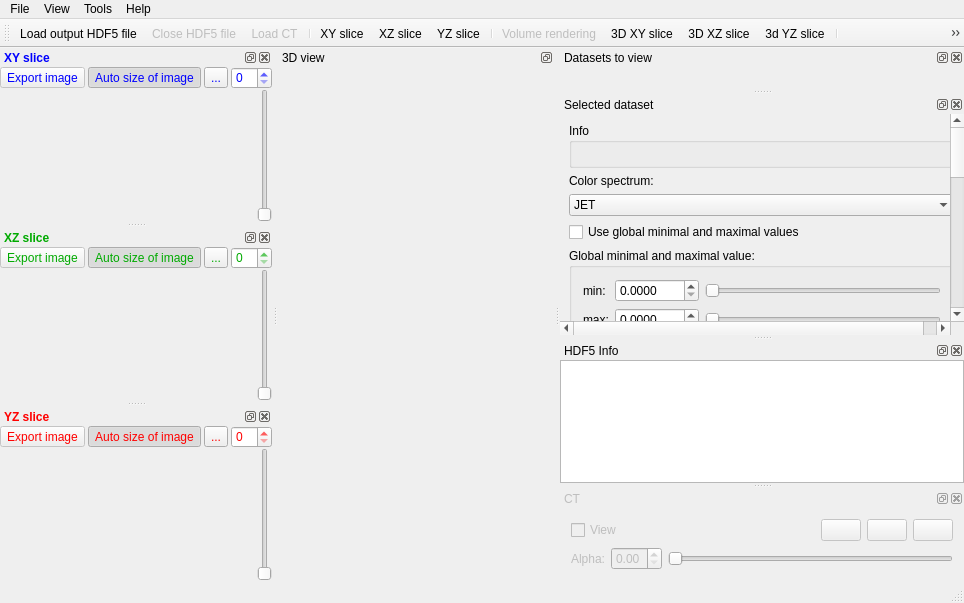
This is gui/gui/mainwindow.ui in klepo/Visualisation-of-the-outputs-of-k-Wave-ultrasound-simulations as Qt 5 draws it before an edit. The edited form follows.
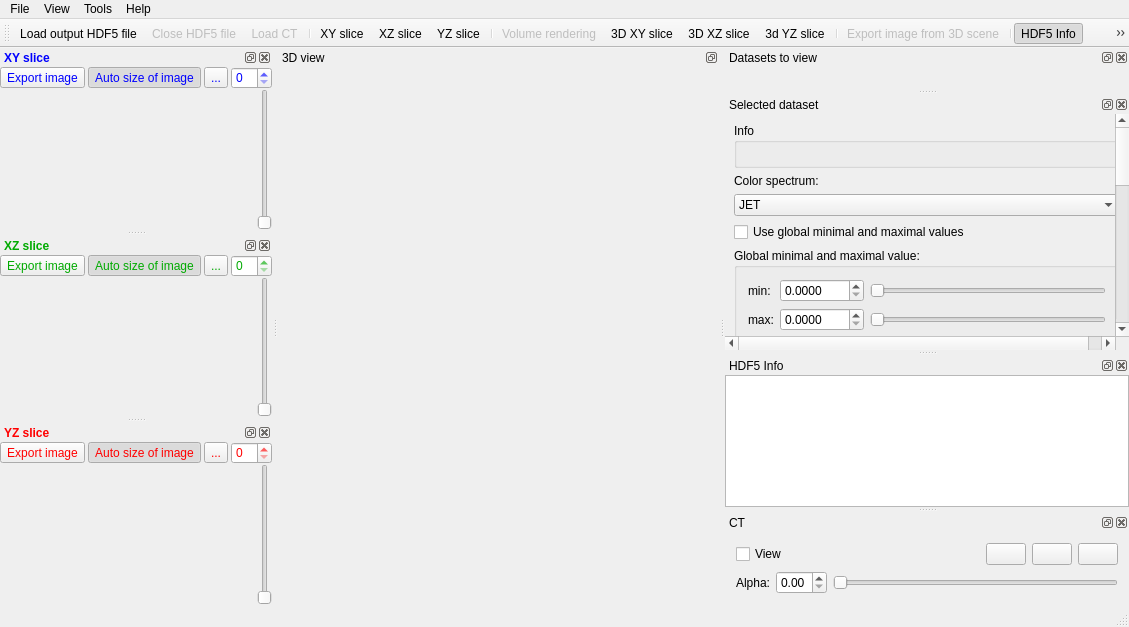
This is the edited form. Icons and pictures are not drawn. Custom widgets are drawn as their Qt base class.

```diff
--- a/gui/gui/mainwindow.ui
+++ b/gui/gui/mainwindow.ui
@@ -6,8 +6,8 @@
    <rect>
     <x>0</x>
     <y>0</y>
-    <width>964</width>
-    <height>603</height>
+    <width>1129</width>
+    <height>627</height>
    </rect>
   </property>
   <property name="windowTitle">
@@ -64,7 +64,23 @@
        <string>3D view</string>
       </property>
       <widget class="QWidget" name="dockWidgetContents3D">
-       <layout class="QVBoxLayout" name="verticalLayout_2"/>
+       <layout class="QVBoxLayout" name="verticalLayout_2">
+        <property name="spacing">
+         <number>0</number>
+        </property>
+        <property name="leftMargin">
+         <number>0</number>
+        </property>
+        <property name="topMargin">
+         <number>0</number>
+        </property>
+        <property name="rightMargin">
+         <number>0</number>
+        </property>
+        <property name="bottomMargin">
+         <number>0</number>
+        </property>
+       </layout>
       </widget>
      </widget>
     </item>
@@ -108,7 +124,7 @@
     <rect>
      <x>0</x>
      <y>0</y>
-     <width>964</width>
+     <width>1129</width>
      <height>21</height>
     </rect>
    </property>
@@ -238,7 +254,7 @@
         <property name="geometry">
          <rect>
           <x>0</x>
-          <y>-164</y>
+          <y>0</y>
           <width>383</width>
           <height>632</height>
          </rect>
@@ -435,17 +451,7 @@
            <property name="checkable">
             <bool>false</bool>
            </property>
-           <layout class="QGridLayout" name="gridLayout_3">
-            <item row="2" column="0">
-             <widget class="QLabel" name="labelGlobalMax">
-              <property name="text">
-               <string>max:</string>
-              </property>
-              <property name="buddy">
-               <cstring>doubleSpinBoxMaxGlobal</cstring>
-              </property>
-             </widget>
-            </item>
+           <layout class="QGridLayout" name="gridLayout">
             <item row="0" column="0">
              <widget class="QLabel" name="labelGlobalMin">
               <property name="text">
@@ -466,16 +472,6 @@
               </property>
              </widget>
             </item>
-            <item row="2" column="1">
-             <widget class="QDoubleSpinBoxTS" name="doubleSpinBoxMaxGlobal">
-              <property name="decimals">
-               <number>4</number>
-              </property>
-              <property name="maximum">
-               <double>1000.000000000000000</double>
-              </property>
-             </widget>
-            </item>
             <item row="0" column="2">
              <widget class="QSlider" name="horizontalSliderGlobalMin">
               <property name="maximum">
@@ -486,7 +482,24 @@
               </property>
              </widget>
             </item>
-            <item row="2" column="2">
+            <item row="1" column="0">
+             <widget class="QLabel" name="labelGlobalMax">
+              <property name="text">
+               <string>max:</string>
+              </property>
+             </widget>
+            </item>
+            <item row="1" column="1">
+             <widget class="QDoubleSpinBoxTS" name="doubleSpinBoxMaxGlobal">
+              <property name="decimals">
+               <number>4</number>
+              </property>
+              <property name="maximum">
+               <double>1000.000000000000000</double>
+              </property>
+             </widget>
+            </item>
+            <item row="1" column="2">
              <widget class="QSlider" name="horizontalSliderGlobalMax">
               <property name="maximum">
                <number>1000</number>
@@ -1013,8 +1026,8 @@
     <iconset>
      <normaloff>icons/images/icons_03.png</normaloff>icons/images/icons_03.png</iconset>
    </property>
-   <property name="features">
-    <set>QDockWidget::AllDockWidgetFeatures</set>
+   <property name="floating">
+    <bool>false</bool>
    </property>
    <property name="allowedAreas">
     <set>Qt::LeftDockWidgetArea|Qt::RightDockWidgetArea</set>
@@ -1057,9 +1070,6 @@
    </widget>
   </widget>
   <widget class="QDockWidget" name="dockWidgetCT">
-   <property name="enabled">
-    <bool>false</bool>
-   </property>
    <property name="floating">
     <bool>false</bool>
    </property>
@@ -1312,9 +1322,6 @@
      </item>
      <item row="0" column="0">
       <widget class="QToolButton" name="toolButtonXYSave">
-       <property name="enabled">
-        <bool>false</bool>
-       </property>
        <property name="toolTip">
         <string>Export image</string>
        </property>
@@ -1375,7 +1382,7 @@
           <x>0</x>
           <y>0</y>
           <width>178</width>
-          <height>174</height>
+          <height>136</height>
          </rect>
         </property>
         <layout class="QHBoxLayout" name="horizontalLayout_2">
@@ -1461,9 +1468,6 @@
      </item>
      <item row="0" column="0">
       <widget class="QToolButton" name="toolButtonXZSave">
-       <property name="enabled">
-        <bool>false</bool>
-       </property>
        <property name="toolTip">
         <string>Export image</string>
        </property>
@@ -1531,7 +1535,7 @@
           <x>0</x>
           <y>0</y>
           <width>178</width>
-          <height>106</height>
+          <height>138</height>
          </rect>
         </property>
         <layout class="QHBoxLayout" name="horizontalLayout_3">
@@ -1661,9 +1665,6 @@
      </item>
      <item row="0" column="0">
       <widget class="QToolButton" name="toolButtonYZSave">
-       <property name="enabled">
-        <bool>false</bool>
-       </property>
        <property name="toolTip">
         <string>Export image</string>
        </property>
@@ -1690,7 +1691,7 @@
           <x>0</x>
           <y>0</y>
           <width>178</width>
-          <height>106</height>
+          <height>136</height>
          </rect>
         </property>
         <layout class="QHBoxLayout" name="horizontalLayout_6">
```
Left out of the diff: 208 changed lines with no effect on the pictures.
